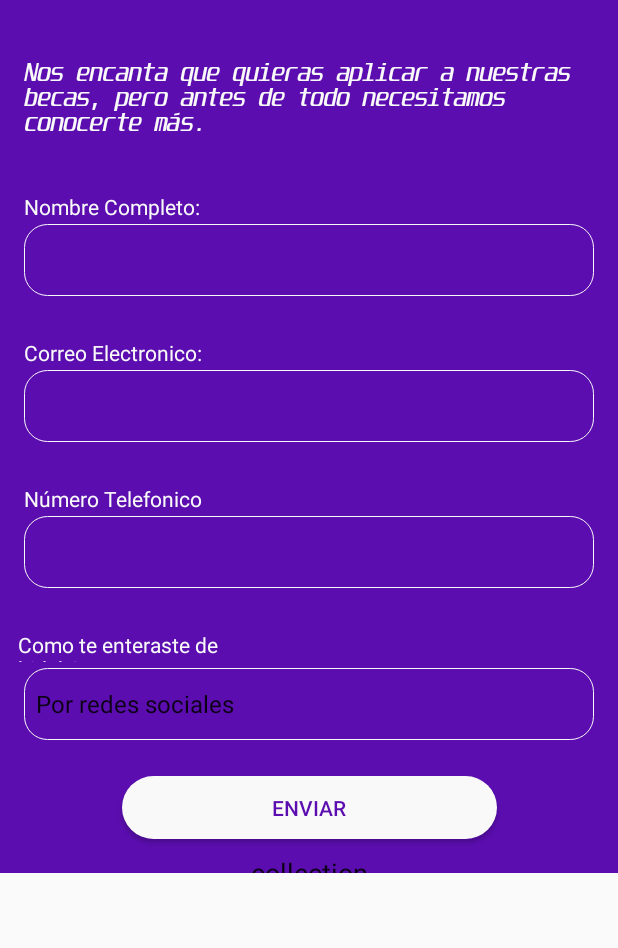
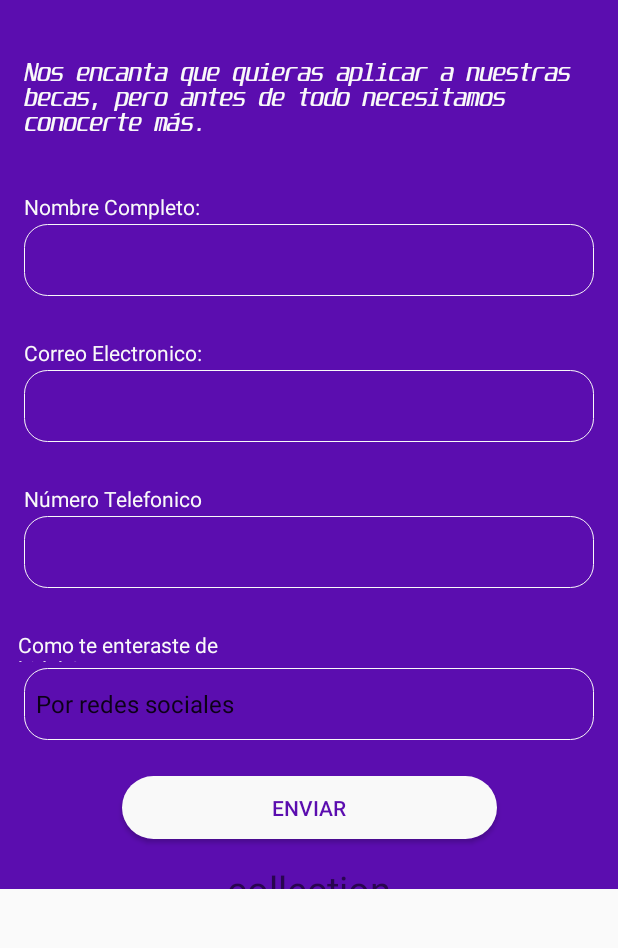
Before and after one commit to dennisrmz/PrimeraTarea, an Android app: the screen it shows after launch (MainActivity), after a tap on "ENVIAR", on a phone screen of 412 x 824 dp, the part 276-1224 px from its top. Run offline under Robolectric (Android 15) with nearby library versions, the phone set to English and light mode, and no system bars; our stand-ins replace Firebase (no records; nobody signed in at launch, a user with empty details on screens opened directly); Roboto replaces fonts that are not available here.

```diff
--- a/app/src/main/java/sv/edu/bitlab/desafio/dennis/CollectionViewFragment.kt
+++ b/app/src/main/java/sv/edu/bitlab/desafio/dennis/CollectionViewFragment.kt
@@ -67,7 +67,7 @@ class CollectionViewFragment : Fragment() {
             .addOnSuccessListener {result->
                 for (document in result) {
                     Log.d(TAG, "DocumentSnapshot data: ${document.data["accountName"]}")
-                    accountsColl.add(Account("${document.data["accountName"]}", "${document.data["accountEmail"]}", "${document.data["accountPhone"]}", "${document.data["accountFoundOutBy"]}", "https://firebasestorage.googleapis.com/v0/b/bitlab-students-9bb27.appspot.com/o/accounts-image%2F1572498735726_jorge.jpg?alt=media&token=3ff3a8f9-5ce6-403c-8813-f78a87b25440" ))
+                    accountsColl.add(Account("${document.data["accountName"]}", "${document.data["accountEmail"]}", "${document.data["accountPhone"]}", "${document.data["accountFoundOutBy"]}", "${document.data["accountImage"]}" ))
                     Log.d(TAG, "datos***************: ${accountsColl.size}")
                     Log.d(TAG, "ya pase account")
                     setUpRecyclerView(accountsColl)
--- a/app/src/main/java/sv/edu/bitlab/desafio/dennis/Formulario.kt
+++ b/app/src/main/java/sv/edu/bitlab/desafio/dennis/Formulario.kt
@@ -9,6 +9,8 @@ import android.view.ViewGroup
 import android.widget.Button
 import android.widget.EditText
 import android.widget.Spinner
+import android.widget.TextView
+import androidx.constraintlayout.widget.ConstraintLayout
 import sv.edu.bitlab.desafio.R
 
 class Formulario : Fragment(){
@@ -16,6 +18,8 @@ class Formulario : Fragment(){
     // TODO: Rename and change types of parameters
 
     private var listener: OnFragmentInteractionListener? = null
+    private lateinit var collection_enviar: TextView
+    private lateinit var constrain: ConstraintLayout
     private lateinit var button_enviar: Button
     private lateinit var nombre: EditText
     private lateinit var correo: EditText
@@ -42,17 +46,24 @@ class Formulario : Fragment(){
         correo=view.findViewById(R.id.input_email)
         telefono=view.findViewById(R.id.input_numero_telefonico)
         enteraste=view.findViewById(R.id.input_enteraste)
+        constrain = view.findViewById(R.id.constraintFormulario)
 
         button_enviar = view.findViewById(R.id.button)
         button_enviar.setOnClickListener{
-            listener?.checarCampos(nombre, correo, telefono, enteraste)
+            listener?.checarCampos(nombre, correo, telefono, enteraste, constrain)
         }
+        collection_enviar = view.findViewById(R.id.editTextCollection)
+        collection_enviar.setOnClickListener{
+            listener?.mostrarCollection()
+        }
+
         return view
 
     }
 
     override fun onViewCreated(view: View, savedInstanceState: Bundle?) {
         super.onViewCreated(view, savedInstanceState)
+
 
     }
 
@@ -84,7 +95,8 @@ class Formulario : Fragment(){
      */
     interface OnFragmentInteractionListener {
         // TODO: Update argument type and name
-        fun checarCampos(nombre: EditText, correo: EditText, telefono: EditText, enteraste : Spinner)
+        fun checarCampos(nombre: EditText, correo: EditText, telefono: EditText, enteraste : Spinner, constrain : ConstraintLayout)
+        fun mostrarCollection()
     }
 
     companion object {
--- a/app/src/main/java/sv/edu/bitlab/desafio/dennis/MainActivity.kt
+++ b/app/src/main/java/sv/edu/bitlab/desafio/dennis/MainActivity.kt
@@ -8,7 +8,7 @@ import android.os.Bundle
 import android.widget.EditText
 import android.widget.Toast
 import com.google.firebase.firestore.FirebaseFirestore
-
+import android.os.Handler
 import android.util.Log
 import android.widget.Spinner
 import com.google.firebase.storage.FirebaseStorage
@@ -16,14 +16,19 @@ import com.google.firebase.storage.StorageReference
 
 
 import android.R
-
-
-
-
+import android.view.View
+import android.view.View.GONE
+import android.view.View.INVISIBLE
+import androidx.constraintlayout.widget.ConstraintLayout
+import androidx.core.view.isGone
+import androidx.core.view.isInvisible
+import androidx.core.view.isVisible
 
 
 class MainActivity : AppCompatActivity(), Formulario.OnFragmentInteractionListener,
     CollectionViewFragment.OnFragmentInteractionListener {
+
+
 
 //    private var mStorage: StorageReference? = null
 
@@ -31,19 +36,31 @@ class MainActivity : AppCompatActivity(), Formulario.OnFragmentInteractionListen
     private lateinit var correoC: EditText
     private lateinit var telefonoC: EditText
     private lateinit var enterasteC: Spinner
+    private  lateinit var  constrainC : ConstraintLayout
+
+    val handler = Handler()
     val TAG = "MyMessage"
 
-    override fun checarCampos(nombre: EditText, correo: EditText, telefono : EditText, enteraste : Spinner) {
+
+    override fun mostrarCollection() {
+
+        mostrarFragment2()
+    }
+
+
+
+
+    override fun checarCampos(nombre: EditText, correo: EditText, telefono : EditText, enteraste : Spinner, constrain : ConstraintLayout) {
         nombreC = nombre
         correoC = correo
-        telefonoC =telefono
+        telefonoC = telefono
         enterasteC = enteraste
+        constrainC = constrain
 
         val nomText = nombreC.text.toString()
         val correoText = correoC.text.toString()
         val telefonoText = telefonoC.text.toString()
         val enterasteText = enterasteC.selectedItem.toString()
-
 
 
         if (nomText.isNotEmpty() && correoText.isNotEmpty()) {
@@ -58,8 +75,6 @@ class MainActivity : AppCompatActivity(), Formulario.OnFragmentInteractionListen
                 "accountImage" to "hola.jpg"
             )
 
-
-
 // Add a new document with a generated ID
             db.collection("accounts")
                 .add(accounts as Map<String, Any>)
@@ -69,7 +84,12 @@ class MainActivity : AppCompatActivity(), Formulario.OnFragmentInteractionListen
                 .addOnFailureListener { e ->
                     Log.w(TAG, "Error adding document", e)
                 }
-            mostrarFragment2()
+            constrainC.visibility = GONE
+            handler.postDelayed({
+                mostrarFragment2()
+            },3000)
+
+
         }else Toast.makeText(applicationContext,"Datos no ingresados, por favor ingrese los datos para continuar", Toast.LENGTH_SHORT).show()
 
     }
--- a/app/src/main/res/layout-v26/fragment_formulario.xml
+++ b/app/src/main/res/layout-v26/fragment_formulario.xml
@@ -39,16 +39,17 @@
     <androidx.core.widget.NestedScrollView
         android:layout_width="match_parent"
         android:layout_height="match_parent"
+        app:layout_constraintBottom_toBottomOf="parent"
+        app:layout_constraintTop_toTopOf="parent"
         tools:context=".dennis.MainActivity"
-        tools:layout_editor_absoluteX="0dp"
-        tools:layout_editor_absoluteY="-247dp">
+        tools:layout_editor_absoluteX="0dp">
 
         <androidx.constraintlayout.widget.ConstraintLayout
-
+            android:id="@+id/constraintFormulario"
             android:layout_width="match_parent"
             android:layout_height="match_parent"
             android:background="@color/background_color"
-
+            android:visibility="visible"
             tools:context=".dennis.Formulario">
 
             <!-- TODO: Update blank fragment layout -->
@@ -187,26 +188,28 @@
                 android:layout_width="250dp"
                 android:layout_height="42dp"
                 android:layout_marginTop="24dp"
+                android:layout_marginBottom="16dp"
                 android:background="@drawable/button_radius"
                 android:text="@string/text_button"
                 android:textColor="@color/background_color"
-                app:layout_constraintBottom_toTopOf="@+id/editText"
+                app:layout_constraintBottom_toTopOf="@+id/editTextCollection"
                 app:layout_constraintEnd_toEndOf="parent"
                 app:layout_constraintStart_toStartOf="parent"
                 app:layout_constraintTop_toBottomOf="@+id/input_enteraste" />
 
-            <EditText
-                android:id="@+id/editText"
+            <TextView
+                android:id="@+id/editTextCollection"
+                android:textSize="25dp"
                 android:layout_width="wrap_content"
                 android:layout_height="wrap_content"
                 android:layout_marginTop="32dp"
-                android:layout_marginBottom="24dp"
-                android:text="collection"
+                android:layout_marginBottom="32dp"
+                android:text="@string/text_collection"
                 app:layout_constraintBottom_toBottomOf="parent"
                 app:layout_constraintEnd_toEndOf="parent"
                 app:layout_constraintStart_toStartOf="parent"
                 app:layout_constraintTop_toBottomOf="parent"
-                app:layout_constraintVertical_bias="0.762" />
+                app:layout_constraintVertical_bias="0.614" />
 
 
         </androidx.constraintlayout.widget.ConstraintLayout>
--- a/app/src/main/res/layout/collection_view_fragment.xml
+++ b/app/src/main/res/layout/collection_view_fragment.xml
@@ -8,6 +8,7 @@
     <androidx.recyclerview.widget.RecyclerView
         android:id="@+id/collectionListView"
         android:layout_width="match_parent"
-        android:layout_height="match_parent"/>
+        android:layout_height="match_parent"
+        android:background="@color/background_color"/>
 
 </FrameLayout>
--- a/app/src/main/res/values/strings.xml
+++ b/app/src/main/res/values/strings.xml
@@ -17,6 +17,7 @@
     <string name="label_correo_perfil">Correo electronico</string>
     <string name="numero_label_perfil">Numero Telefonico</string>
     <string name="meenterepor_label_perfil">Me entere por</string>
+    <string name="text_collection">collection</string>
 
     <string-array name="como_te_enteraste">
         <item>Por redes sociales</item>
--- a/app/src/main/res/values/styles.xml
+++ b/app/src/main/res/values/styles.xml
@@ -26,4 +26,9 @@
         <item name="android:layout_marginEnd">16dp</item>
         <item name="android:background">@drawable/input_radius</item>
     </style>
+
+    <style name="TextAccount" parent="Theme.AppCompat.Light.DarkActionBar">
+        <item name="android:textSize">15dp</item>
+        <item name="android:textColor">@color/color_font_welcome</item>
+    </style>
 </resources>
```
Also changed, not shown: app/src/main/res/drawable/item_account_radius.xml (added, +8 -0 lines), app/src/main/res/layout/item_layout.xml (+32 -14 lines).
